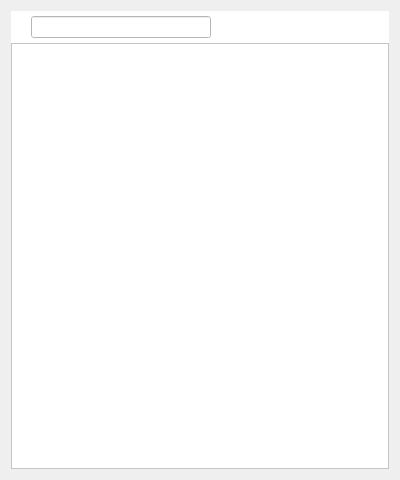
kiyose408/FastChat, file src/ui/FriendManagementDialog.ui: the form before one commit.
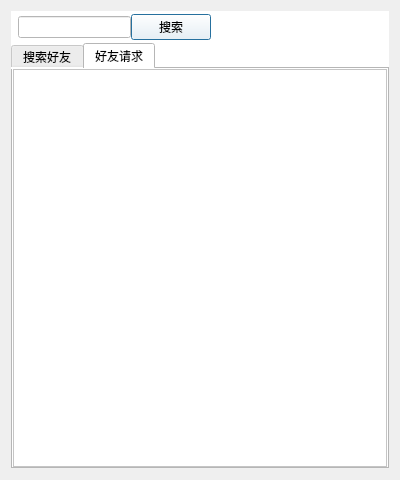
The form after the commit. The open tabs and pages were chosen to show the change. Icons and pictures are not drawn. Custom widgets are drawn as their Qt base class.

Commit message:
feat(好友管理): 实现好友信息管理功能
新增好友信息对话框、用户代理类和好友请求代理类
完善好友管理对话框功能，包括搜索、添加好友和处理请求
优化主窗口好友列表和聊天界面的交互逻辑
添加好友请求未读消息提示功能

Patch:
```diff
--- a/src/ui/FriendManagementDialog.ui
+++ b/src/ui/FriendManagementDialog.ui
@@ -127,6 +127,13 @@
                  </property>
                 </widget>
                </item>
+               <item>
+                <widget class="QPushButton" name="search_btn">
+                 <property name="text">
+                  <string>搜索</string>
+                 </property>
+                </widget>
+               </item>
               </layout>
              </widget>
             </item>
@@ -238,8 +245,15 @@
           </widget>
          </item>
          <item>
-          <widget class="QWidget" name="widget_5" native="true">
-           <layout class="QVBoxLayout" name="verticalLayout_3">
+          <widget class="QTabWidget" name="tabWidget">
+           <property name="currentIndex">
+            <number>0</number>
+           </property>
+           <widget class="QWidget" name="searchTab">
+            <attribute name="title">
+             <string>搜索好友</string>
+            </attribute>
+            <layout class="QVBoxLayout" name="verticalLayout_4">
             <property name="spacing">
              <number>0</number>
             </property>
@@ -256,9 +270,35 @@
              <number>0</number>
             </property>
             <item>
-             <widget class="QListView" name="listView"/>
-            </item>
-           </layout>
+              <widget class="QListView" name="searchListView"/>
+             </item>
+            </layout>
+           </widget>
+           <widget class="QWidget" name="requestTab">
+            <attribute name="title">
+             <string>好友请求</string>
+            </attribute>
+            <layout class="QVBoxLayout" name="verticalLayout_5">
+             <property name="spacing">
+              <number>0</number>
+             </property>
+             <property name="leftMargin">
+              <number>0</number>
+             </property>
+             <property name="topMargin">
+              <number>0</number>
+             </property>
+             <property name="rightMargin">
+              <number>0</number>
+             </property>
+             <property name="bottomMargin">
+              <number>0</number>
+             </property>
+             <item>
+              <widget class="QListView" name="requestListView"/>
+             </item>
+            </layout>
+           </widget>
           </widget>
          </item>
         </layout>
```
Left out of the diff: 2 changed lines with no effect on the pictures. Lines whose indentation alone changed are shown as unchanged. The commit also changes 19 other files.
